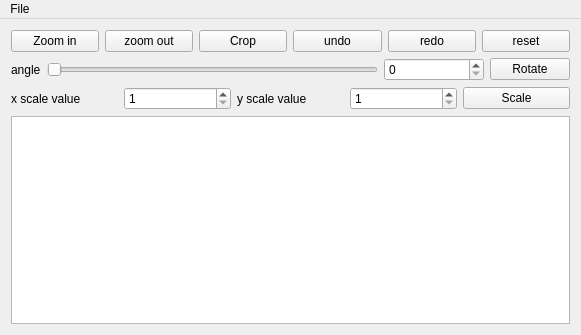
Above: mainwindow.ui from MagedMilad/Image-Processing before the change. Below: the same form after it.
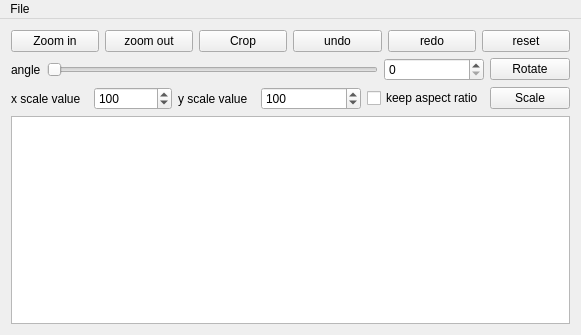
That is the form after the change. Custom widgets are drawn as their Qt base class.

Commit message: added keep aspect ratio checkbox

Patch:
```diff
--- a/mainwindow.ui
+++ b/mainwindow.ui
@@ -125,6 +125,9 @@
         <property name="maximum">
          <number>500</number>
         </property>
+        <property name="value">
+         <number>100</number>
+        </property>
         <property name="displayIntegerBase">
          <number>10</number>
         </property>
@@ -150,6 +153,16 @@
         </property>
         <property name="maximum">
          <number>500</number>
+        </property>
+        <property name="value">
+         <number>100</number>
+        </property>
+       </widget>
+      </item>
+      <item>
+       <widget class="QCheckBox" name="checkBox">
+        <property name="text">
+         <string>keep aspect ratio</string>
         </property>
        </widget>
       </item>
```
The commit also changes 2 other files.
